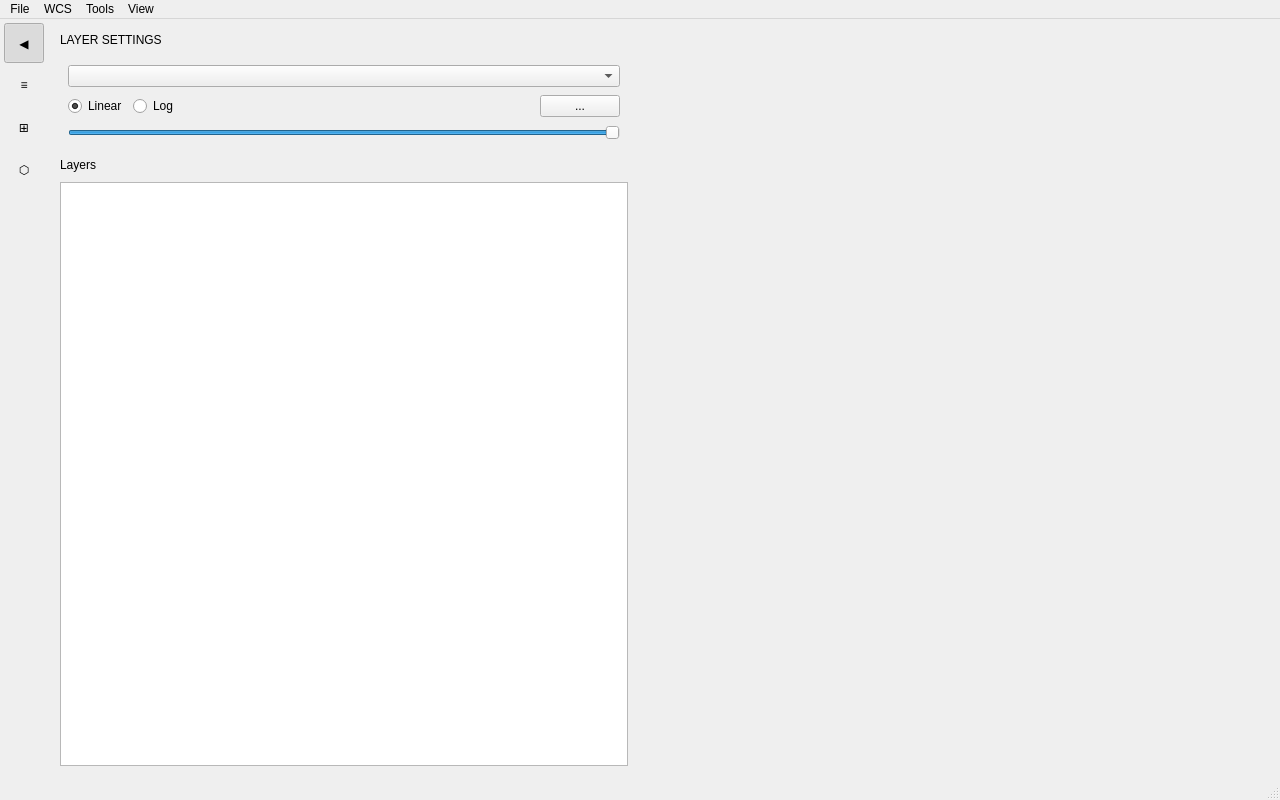
This is ui/vtkWindowImage.ui in VisIVOLab/VisIVOVisualAnalytics as Qt 5 draws it before an edit. The edited form follows.
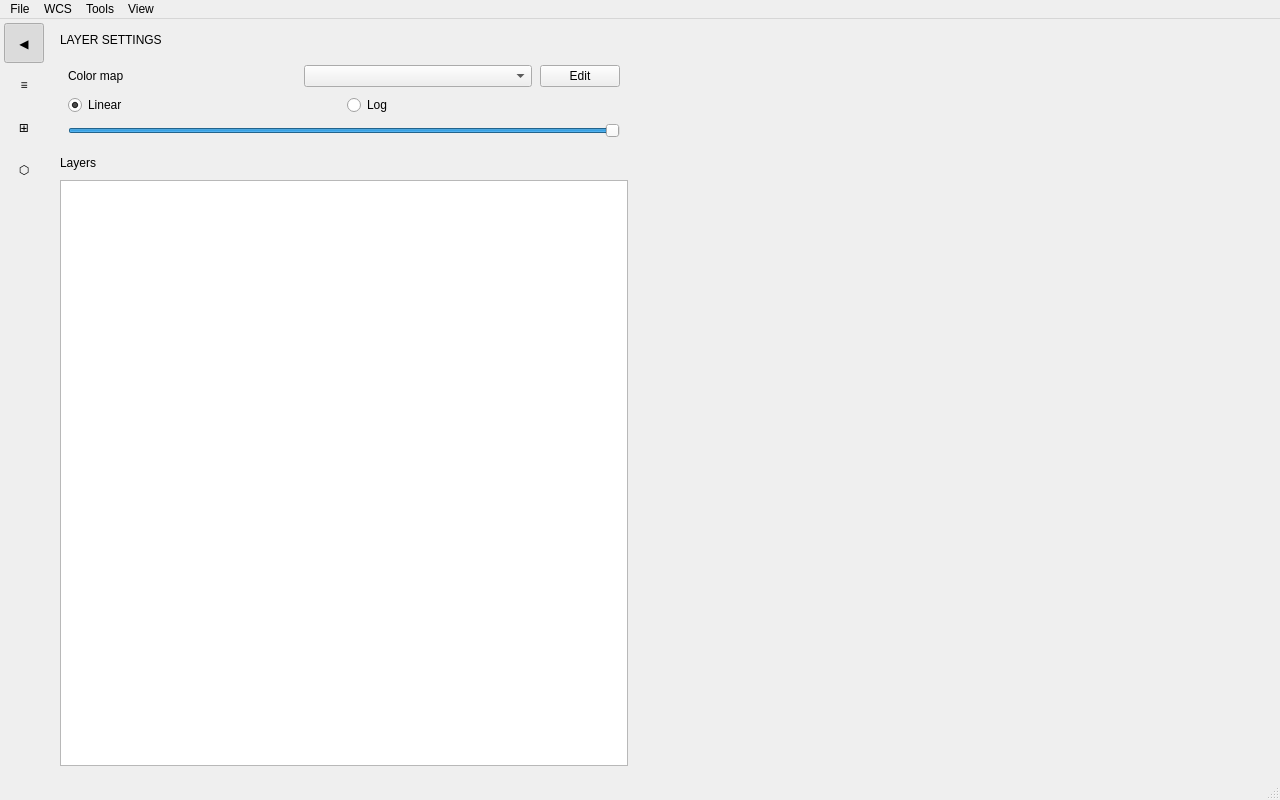
This is the edited form. Custom widgets are drawn as their Qt base class.

Diff of the .ui file:
```diff
--- a/ui/vtkWindowImage.ui
+++ b/ui/vtkWindowImage.ui
@@ -156,9 +156,33 @@
                <property name="spacing"><number>8</number></property>
 
                <item>
-                <widget class="QComboBox" name="comboLut"/>
+                <layout class="QHBoxLayout" name="hboxColorMap">
+                 <property name="spacing"><number>8</number></property>
+                 <item>
+                  <widget class="QLabel" name="labelColorMap">
+                   <property name="text"><string>Color map</string></property>
+                  </widget>
+                 </item>
+                 <item>
+                  <widget class="QComboBox" name="comboLut"/>
+                 </item>
+                 <item>
+                  <widget class="QPushButton" name="btnLutEdit">
+                   <property name="sizePolicy">
+                    <sizepolicy hsizetype="Fixed" vsizetype="Fixed">
+                     <horstretch>0</horstretch>
+                     <verstretch>0</verstretch>
+                    </sizepolicy>
+                   </property>
+                   <property name="text"><string>Edit</string></property>
+                  </widget>
+                 </item>
+                </layout>
                </item>
 
+               <!-- The scale radios are hidden at runtime (the LUT customizer
+                    owns the full Linear / Log / Sqrt / Square / Power set), but
+                    showCurrentLayerSettings still reads their state. -->
                <item>
                 <layout class="QHBoxLayout" name="hboxScale">
                  <property name="spacing"><number>6</number></property>
@@ -173,25 +197,6 @@
                    <property name="text"><string>Log</string></property>
                   </widget>
                  </item>
-                 <item>
-                  <spacer>
-                   <property name="orientation"><enum>Qt::Horizontal</enum></property>
-                   <property name="sizeHint" stdset="0">
-                    <size><width>10</width><height>20</height></size>
-                   </property>
-                  </spacer>
-                 </item>
-                 <item>
-                  <widget class="QPushButton" name="btnLutEdit">
-                   <property name="sizePolicy">
-                    <sizepolicy hsizetype="Fixed" vsizetype="Fixed">
-                     <horstretch>0</horstretch>
-                     <verstretch>0</verstretch>
-                    </sizepolicy>
-                   </property>
-                   <property name="text"><string>...</string></property>
-                  </widget>
-                 </item>
                 </layout>
                </item>
 
```
Left out of the diff: 4 changed lines with no effect on the pictures.
